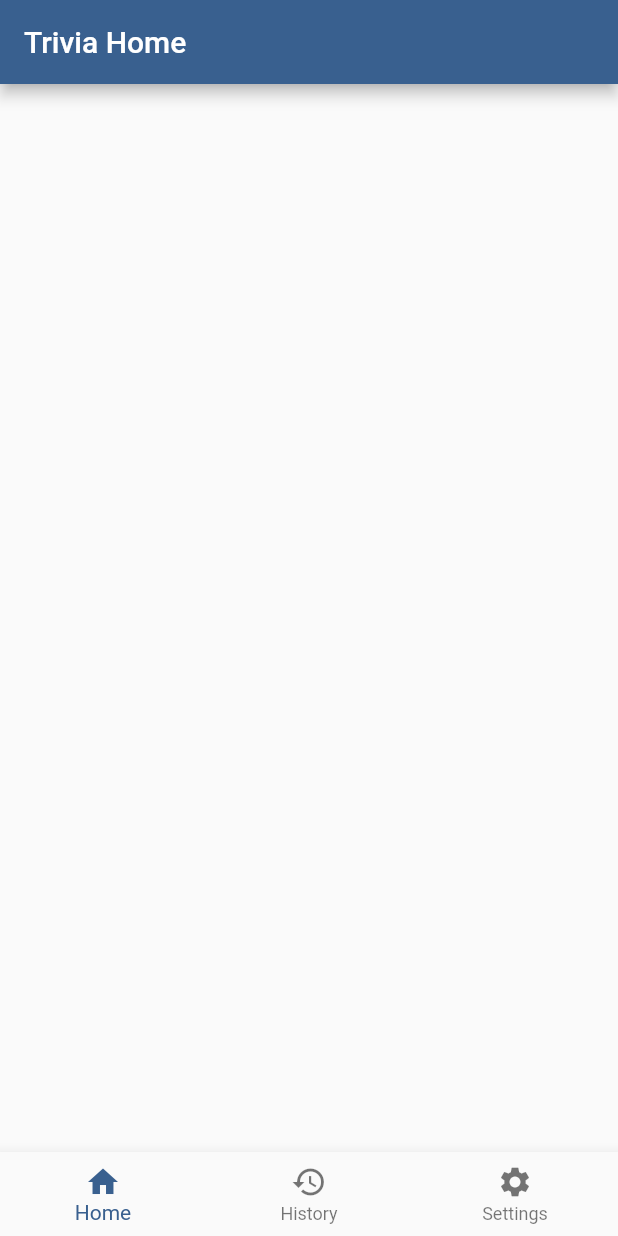
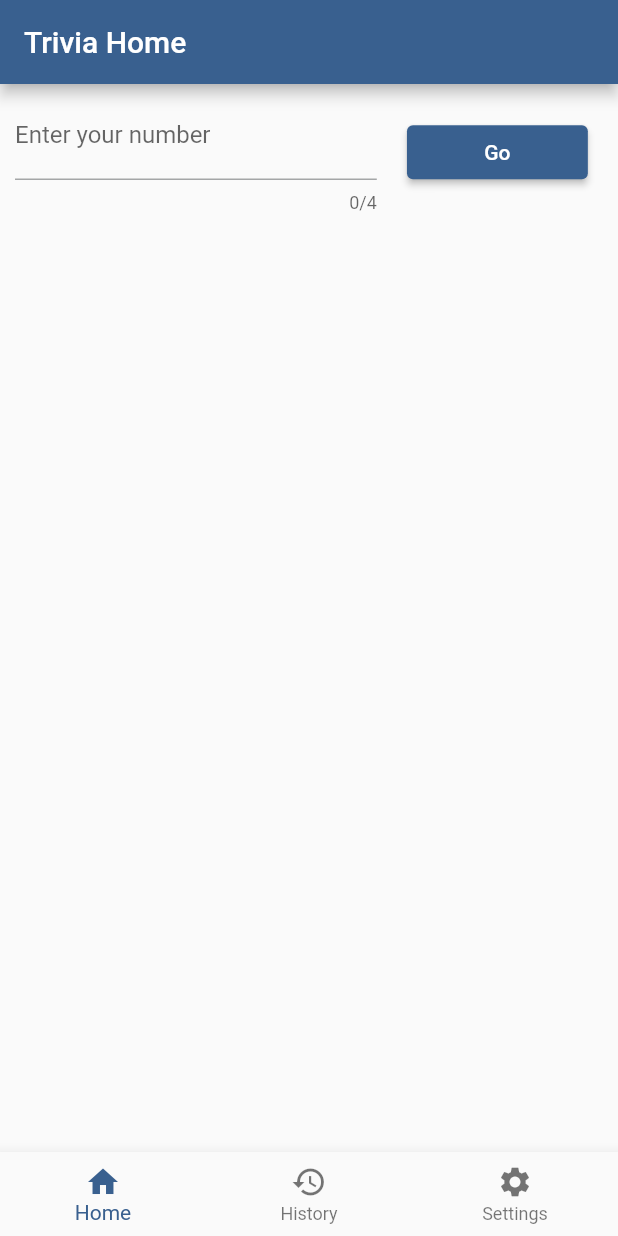
Before and after one commit to aaminu/NumberTriviaApp, a Flutter app: the screen it shows after launch, on a phone screen of 412 x 824 dp. Run offline on Flutter 3.47's test engine with Material 2 defaults, Android fonts, the light colour scheme and no system bars.

Commit message:
Form with validation for input of number

```diff
--- a/lib/screens/trivia_screen.dart
+++ b/lib/screens/trivia_screen.dart
@@ -1,4 +1,6 @@
 import 'package:flutter/material.dart';
+
+import '../widgets/my_input_form.dart';
 
 class TriviaScreen extends StatefulWidget {
   const TriviaScreen({super.key});
@@ -10,11 +12,15 @@ class TriviaScreen extends StatefulWidget {
 class _TriviaScreenState extends State<TriviaScreen> {
   @override
   Widget build(BuildContext context) {
+    final width = MediaQuery.of(context).size.width;
+
     return Scaffold(
       appBar: AppBar(
         title: const Text("Trivia Home"),
       ),
-      body: null,
+      body: MyInputForm(
+        width: width,
+      ),
     );
   }
 }
--- /dev/null
+++ b/lib/widgets/my_input_form.dart
@@ -0,0 +1,70 @@
+import 'package:flutter/material.dart';
+
+class MyInputForm extends StatefulWidget {
+  const MyInputForm({super.key, required this.width});
+
+  final double width;
+
+  @override
+  State<MyInputForm> createState() => _MyInputFormState();
+}
+
+class _MyInputFormState extends State<MyInputForm> {
+  final _formKey = GlobalKey<FormState>();
+
+  static const double _hPadding = 10.0;
+  static const double _vPadding = 5.0;
+
+  String? numbersValidator(String? value) {
+    if (value == null || value.isEmpty || num.tryParse(value) == null) {
+      return 'Please enter a valid number';
+    }
+    if (int.tryParse(value) == null) {
+      return 'The number must be an integer';
+    }
+
+    return null;
+  }
+
+  @override
+  Widget build(BuildContext context) {
+    final double availableWidth = widget.width - _hPadding;
+
+    return Container(
+      width: widget.width,
+      padding: const EdgeInsets.symmetric(
+        horizontal: _hPadding,
+        vertical: _vPadding,
+      ),
+      child: Form(
+        key: _formKey,
+        child: Row(
+          children: [
+            SizedBox(
+              width: availableWidth * .60,
+              child: TextFormField(
+                validator: numbersValidator,
+                maxLength: 4,
+                decoration: const InputDecoration(
+                  labelText: 'Enter your number',
+                ),
+              ),
+            ),
+            SizedBox(
+              width: availableWidth * .05,
+            ),
+            SizedBox(
+              width: availableWidth * .30,
+              child: ElevatedButton(
+                onPressed: () {
+                  if (_formKey.currentState!.validate()) {}
+                },
+                child: const Text("Go"),
+              ),
+            )
+          ],
+        ),
+      ),
+    );
+  }
+}
```
